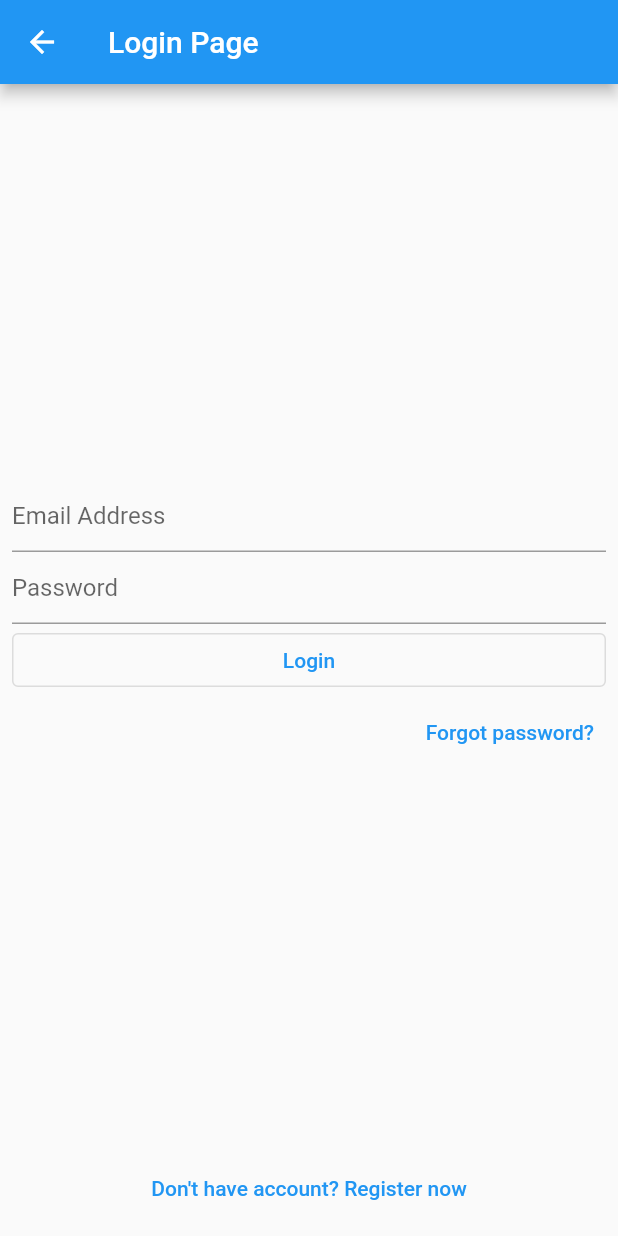
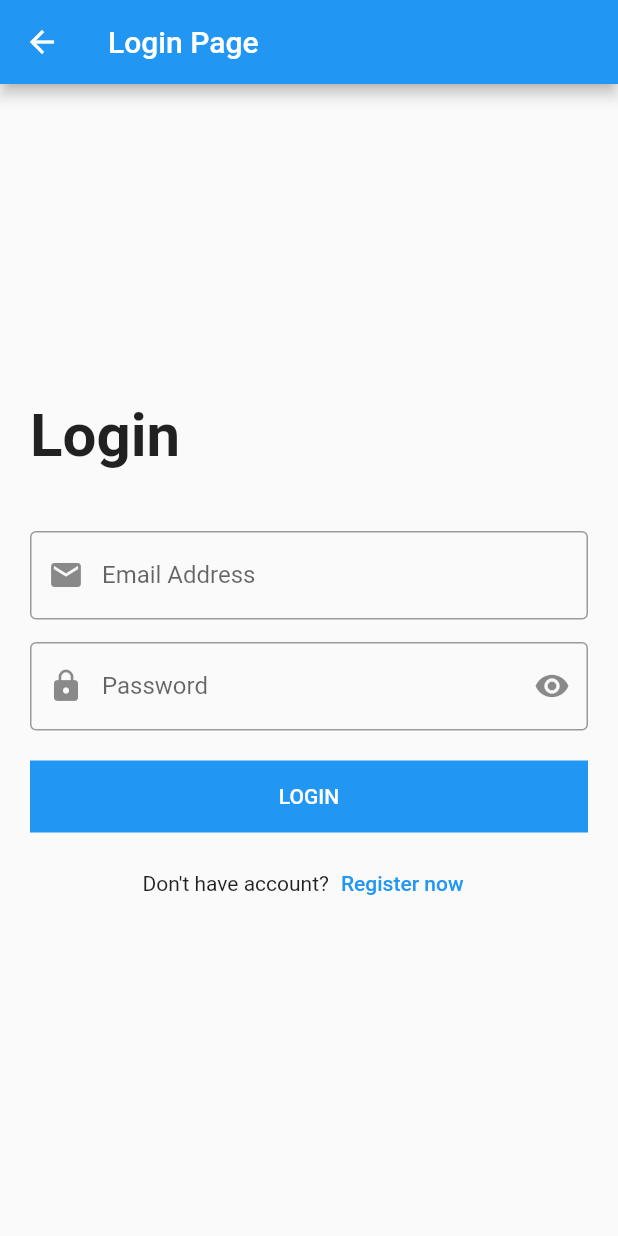
Before and after one commit to emad3020/FlutterExample, a Flutter app: the screen it shows after launch, after a tap on "Login page", on a phone screen of 412 x 824 dp. Run offline on Flutter 3.47's test engine with Material 2 defaults, Android fonts, the phone set to English and light mode, and no system bars.

Commit message:
update login page design

```diff
--- a/lib/loginScreen.dart
+++ b/lib/loginScreen.dart
@@ -1,6 +1,9 @@
 import 'package:flutter/material.dart';
 
 class LoginScreen extends StatelessWidget {
+  var emailController = TextEditingController();
+  var passwordController = TextEditingController();
+
   @override
   Widget build(BuildContext context) {
     return Scaffold(
@@ -11,42 +14,67 @@ class LoginScreen extends StatelessWidget {
         ),
       ),
       body: Padding(
-        padding: const EdgeInsets.all(8.0),
-        child: Container(
-          width: double.infinity,
-          child: Column(
-            mainAxisAlignment: MainAxisAlignment.center,
-            children: [
-              Expanded(
-                  child: Column(
-                    mainAxisAlignment: MainAxisAlignment.center,
-                children: [
-                  TextFormField(
-                    decoration: InputDecoration(
-                      hintText: 'Email Address',
+        padding: const EdgeInsets.all(20.0),
+        child: Center(
+          child: SingleChildScrollView(
+            child: Column(
+              crossAxisAlignment: CrossAxisAlignment.start,
+              children: [
+                Text(
+                  'Login',
+                  style: TextStyle(fontSize: 40.0, fontWeight: FontWeight.bold),
+                ),
+                SizedBox(height: 40.0),
+                TextFormField(
+                  controller: emailController,
+                  decoration: InputDecoration(
+                    labelText: 'Email Address',
+                    border: OutlineInputBorder(),
+                    prefixIcon: Icon(Icons.email),
+                  ),
+                  keyboardType: TextInputType.emailAddress,
+                ),
+                SizedBox(height: 15.0),
+                TextFormField(
+                  controller: passwordController,
+                  decoration: InputDecoration(
+                      labelText: 'Password',
+                      border: OutlineInputBorder(),
+                      prefixIcon: Icon(Icons.lock),
+                      suffixIcon: Icon(Icons.remove_red_eye)),
+                  keyboardType: TextInputType.visiblePassword,
+                  obscureText: true,
+                ),
+                SizedBox(height: 20.0),
+                Container(
+                  color: Colors.blue,
+                  width: double.infinity,
+                  child: MaterialButton(
+                    onPressed: () {
+                      print(emailController.text);
+                      print(passwordController.text);
+                    },
+                    child: Text(
+                      'LOGIN',
+                      style: TextStyle(color: Colors.white),
                     ),
                   ),
-                  TextField(
-                    decoration: InputDecoration(hintText: 'Password'),
-                  ),
-                  Container(
-                      width: double.infinity,
-                      child: OutlinedButton(
-                          onPressed: () {}, child: Text("Login"))),
-                  Row(
-                    mainAxisAlignment: MainAxisAlignment.end,
-                    children: [
-                      TextButton(
-                          onPressed: () {}, child: Text('Forgot password?'))
-                    ],
-                  ),
-                ],
-              )),
-              TextButton(
-                onPressed: () {},
-                child: Text('Don\'t have account? Register now'),
-              )
-            ],
+                ),
+                SizedBox(
+                  height: 10.0,
+                ),
+                Row(
+                  mainAxisAlignment: MainAxisAlignment.center,
+                  children: [
+                    Text('Don\'t have account?'),
+                    TextButton(
+                      onPressed: () {},
+                      child: Text('Register now'),
+                    )
+                  ],
+                ),
+              ],
+            ),
           ),
         ),
       ),
```
Also changed, not shown: pubspec.lock, 1 other file.
